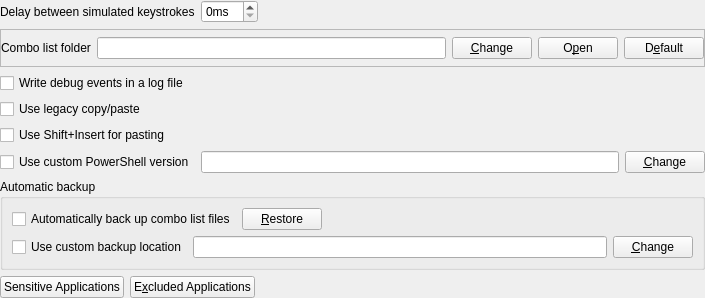
Before: the Qt Designer form Beeftext/Preferences/Panes/PrefPaneAdvanced.ui in xmichelo/Beeftext, drawn with Qt 5.
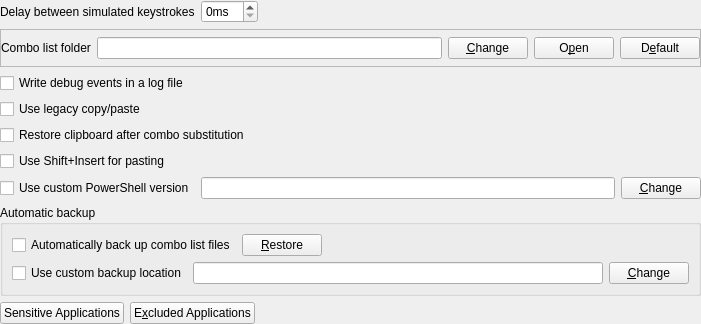
After: the same form once the commit is applied.

Commit message:
Added option to not restore clipboard after substitution.
Fixes #550

```diff
--- a/Beeftext/Preferences/Panes/PrefPaneAdvanced.ui
+++ b/Beeftext/Preferences/Panes/PrefPaneAdvanced.ui
@@ -6,8 +6,8 @@
    <rect>
     <x>0</x>
     <y>0</y>
-    <width>705</width>
-    <height>298</height>
+    <width>701</width>
+    <height>324</height>
    </rect>
   </property>
   <property name="windowTitle">
@@ -136,6 +136,13 @@
      </property>
     </widget>
    </item>
+   <item>
+    <widget class="QCheckBox" name="checkRestoreClipboardAfterSubstitution">
+     <property name="text">
+      <string>Restore clipboard after combo substitution</string>
+     </property>
+    </widget>
+   </item>
    <item>
     <widget class="QCheckBox" name="checkUseShiftInsertForPasting">
      <property name="text">
```
The commit also changes 13 other files.
